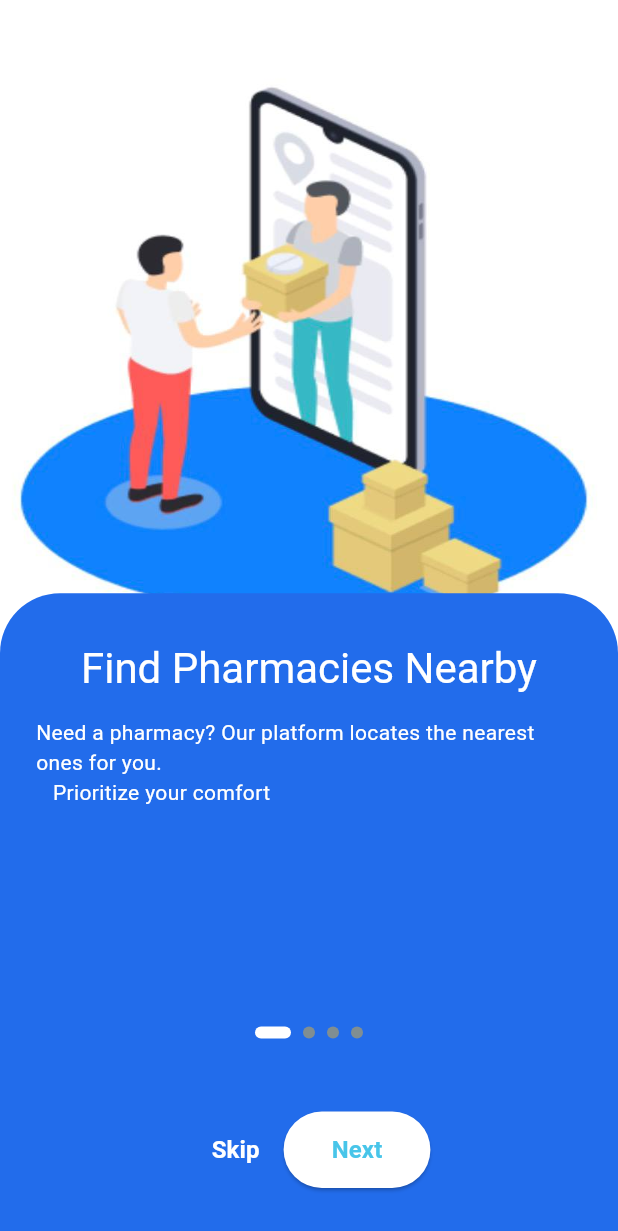
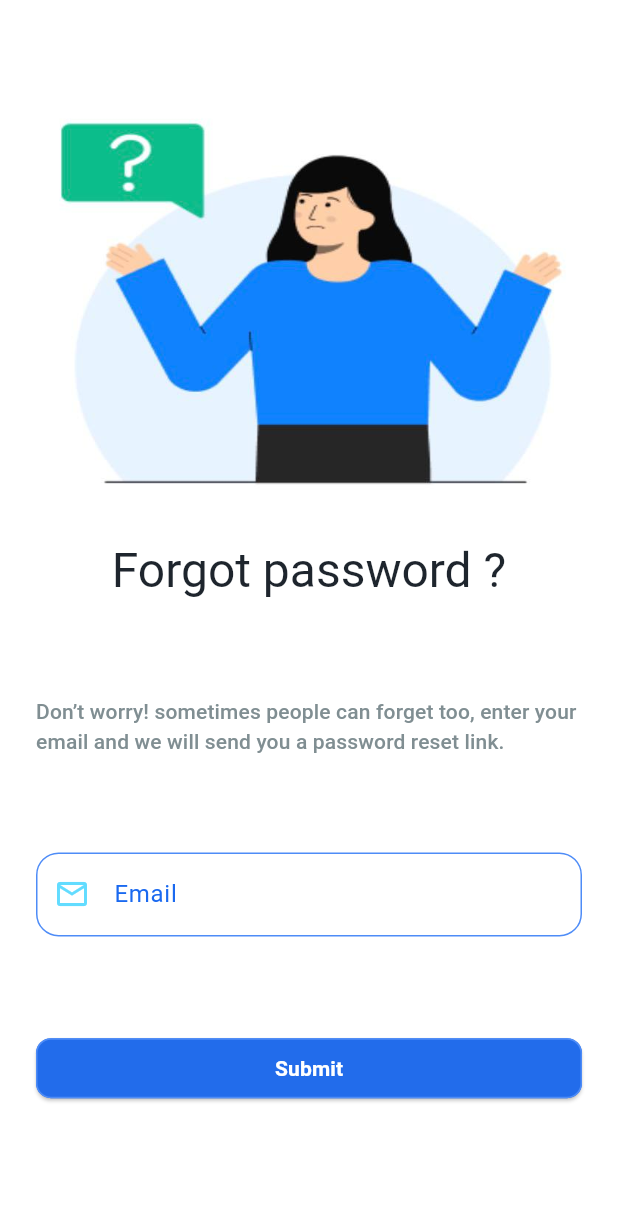
Before and after one commit to Lydia-George/dawaya, a Flutter app: the screen it shows after launch, on a phone screen of 412 x 824 dp. Shown: the top 1231 px of the screen. Run offline on Flutter 3.47's test engine with Material 3 defaults, Android fonts, the phone set to English and light mode, and no system bars; our stand-ins replace bloc, firebase_auth, firebase_core, flutter_bloc, get; accounts and stored records are empty.

Commit message:
create forgot_password.dart UI & Logic

```diff
--- a/lib/core/constants/app_strings.dart
+++ b/lib/core/constants/app_strings.dart
@@ -42,7 +42,7 @@ class DText{
   static const String username = "Username";
   static const String phoneNo = "Phone Number";
   static const String rememberMe = "Remember Me";
-  static const String forgetPassword = "Forget Password?";
+  static const String forgotPassword = "Forgot Password?";
   static const String signUp = "Sign Up";
   static const String signIn = "Sign In";
   static const String createAccount = "Create Account";
@@ -65,9 +65,9 @@ class DText{
   static const String loginSubTitle = "Give credential to sign in your account ";
   static const String signupTitle = "Let’s create your account";
   static const String signupSubTitle = "Give credential to sign up your account ";
-  static const String forgetPasswordTitle = "Forget password";
-  static const String forgetPasswordSubTitle = "Don’t worry sometimes people can forget too, enter your email and we will send you a password reset link.";
-  static const String resetPasswordTitle = "Password Reset Email Sent";
+  static const String forgotPasswordTitle = "Forgot password ?";
+  static const String forgetPasswordSubTitle = "Don’t worry! sometimes people can forget too, enter your email and we will send you a password reset link.";
+  static const String resetPasswordTitle = " Reset Link Sent! Check your email.";
   static const String resetPasswordSubTitle = "Your Account Security is Our Priority! We've Sent You a Secure Link to Safely Change Your Password and Keep Your Account Protected.";
   static const String confirmEmail = "Verify your email address!";
   static const String confirmEmailSubTitle = "Congratulations! Your Account Awaits: Verify Your Email to Start Shopping and Experience a World of Unrivaled Deals and Personalized Offers.";
--- a/lib/data/repositories/auth_repo.dart
+++ b/lib/data/repositories/auth_repo.dart
@@ -15,5 +15,13 @@ class AuthRepository {
       email: email,
       password: password,
     );
+
+
   }
+
+  Future<void> resetPassword (String email) async {
+    return await FirebaseAuth.instance.sendPasswordResetEmail(email: email);
+  }
+
+
 }
--- a/lib/main.dart
+++ b/lib/main.dart
@@ -1,13 +1,14 @@
 import 'package:dawaya/data/repositories/auth_repo.dart';
 import 'package:dawaya/presentation/cubits/auth/auth_cubit.dart';
+import 'package:dawaya/presentation/screens/authentication/forgot_and_reset_password/forgot_password.dart';
 import 'package:dawaya/presentation/screens/onboarding/onboarding_screen.dart';
 import 'package:firebase_core/firebase_core.dart';
 import 'package:flutter/material.dart';
 import 'package:flutter_bloc/flutter_bloc.dart';
 
 void main() async {
-  WidgetsFlutterBinding.ensureInitialized();
-  await Firebase.initializeApp();
+  // WidgetsFlutterBinding.ensureInitialized();
+  // await Firebase.initializeApp();
 
   runApp(
     MultiBlocProvider(
@@ -27,7 +28,7 @@ class MyApp extends StatelessWidget {
     return MaterialApp(
       debugShowCheckedModeBanner: false,
       // AuthGate()
-      home: OnboardingScreen(),
+      home: ForgotPassword(),
     );
   }
 }
--- a/lib/presentation/cubits/auth/auth_cubit.dart
+++ b/lib/presentation/cubits/auth/auth_cubit.dart
@@ -33,5 +33,15 @@ class AuthCubit extends Cubit<AuthState> {
 
   }
 
+  Future<void> resetPassword (String email) async{
+    emit(AuthLoading());
+    try{
+      await _repo.resetPassword(email);
+      emit(PasswordResetEmailSent());
+    }catch(e){
+      emit(AuthError(e.toString()));
+    }
+
+  }
 
 }
--- a/lib/presentation/cubits/auth/auth_state.dart
+++ b/lib/presentation/cubits/auth/auth_state.dart
@@ -9,3 +9,4 @@ class AuthError extends AuthState{
   final String message;
   AuthError(this.message);
 }
+class PasswordResetEmailSent extends AuthState{}
--- /dev/null
+++ b/lib/presentation/screens/authentication/forgot_and_reset_password/forgot_password.dart
@@ -0,0 +1,88 @@
+import 'package:dawaya/core/constants/app_colors.dart';
+import 'package:dawaya/core/constants/app_sizes.dart';
+import 'package:dawaya/core/constants/app_strings.dart';
+import 'package:dawaya/core/constants/image_strings.dart';
+import 'package:dawaya/presentation/cubits/auth/auth_cubit.dart';
+import 'package:dawaya/presentation/screens/authentication/widgets/auth_button.dart';
+import 'package:dawaya/presentation/screens/authentication/widgets/auth_fields.dart';
+import 'package:flutter/material.dart';
+import 'package:flutter_bloc/flutter_bloc.dart';
+
+class ForgotPassword extends StatelessWidget {
+  const ForgotPassword({super.key});
+
+  @override
+  Widget build(BuildContext context) {
+    final emailController = TextEditingController();
+
+    return Scaffold(
+      backgroundColor: Colors.white,
+      body: Padding(
+        padding: EdgeInsets.all(DSizes.defaultSpace),
+        child: Column(
+          mainAxisAlignment: MainAxisAlignment.center,
+          children: [
+            /// -- IMAGE
+            Image(image: AssetImage(DImageStrings.forgetPassword)),
+
+            /// -- TITLE
+            Text(
+              DText.forgotPasswordTitle,
+              style: Theme.of(
+                context,
+              ).textTheme.headlineLarge!.apply(color: DColors.blackTxt),
+            ),
+            Spacer(),
+
+            /// -- SUB-TITLE
+            Text(
+              DText.forgetPasswordSubTitle,
+              style: Theme.of(
+                context,
+              ).textTheme.titleSmall!.apply(color: DColors.dGrey1),
+            ),
+            Spacer(),
+
+            AuthField(
+              controller: emailController,
+              labelText: DText.email,
+              hintText: DText.hintEmail,
+              icon: Icon(Icons.email_outlined),
+            ),
+            Spacer(),
+
+            BlocConsumer<AuthCubit, AuthState>(
+              listener: (context, state) {
+                if (state is PasswordResetEmailSent) {
+                  ScaffoldMessenger.of(context).showSnackBar(
+                    SnackBar(content: Text(DText.resetPasswordTitle)),
+                  );
+                  Navigator.pop(context);
+                }
+                if (state is AuthError) {
+                  ScaffoldMessenger.of(
+                    context,
+                  ).showSnackBar(SnackBar(content: Text(state.message)));
+                }
+              },
+              builder: (context, state) {
+                return AuthButtons(
+                  btnText: DText.submit,
+                  onPressed: () {
+                    state is AuthLoading
+                        ? null
+                        : () => context.read<AuthCubit>().resetPassword(
+                            emailController.text,
+                          );
+                  },
+                );
+              },
+            ),
+
+            Spacer(),
+          ],
+        ),
+      ),
+    );
+  }
+}
--- a/lib/presentation/screens/authentication/signup_screen.dart
+++ b/lib/presentation/screens/authentication/signup_screen.dart
@@ -62,7 +62,7 @@ class SignUpScreen extends StatelessWidget {
               SignUpForm(),
 
               /// -- SIGNUP BUTTON
-              AuthButtons(btnText: DText.signUp),
+              AuthButtons(btnText: DText.signUp, onPressed: () {  },),
               SizedBox(height: DSizes.spaceBtwItems),
 
               /// -- OR CONTINUE WITH DIVIDER
```
Also changed, not shown: lib/presentation/screens/authentication/widgets/auth_fields.dart (+1 -7 lines), lib/presentation/screens/authentication/widgets/rememberMe_forgetPass.dart (+7 -2 lines), lib/presentation/screens/authentication/forgot_and_reset_password/reset_password.dart (added).
